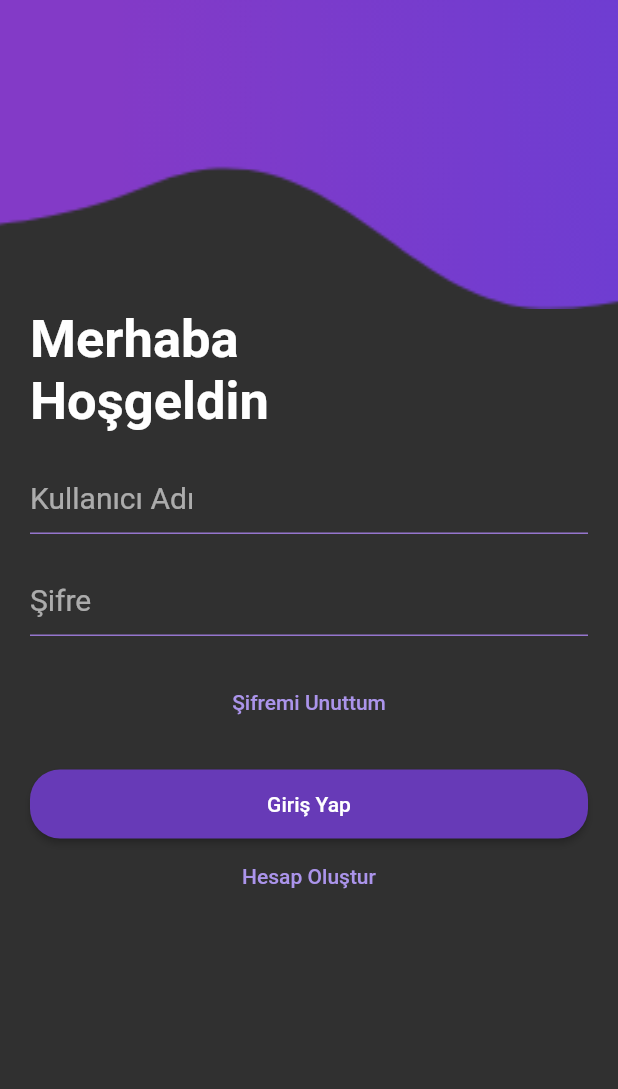
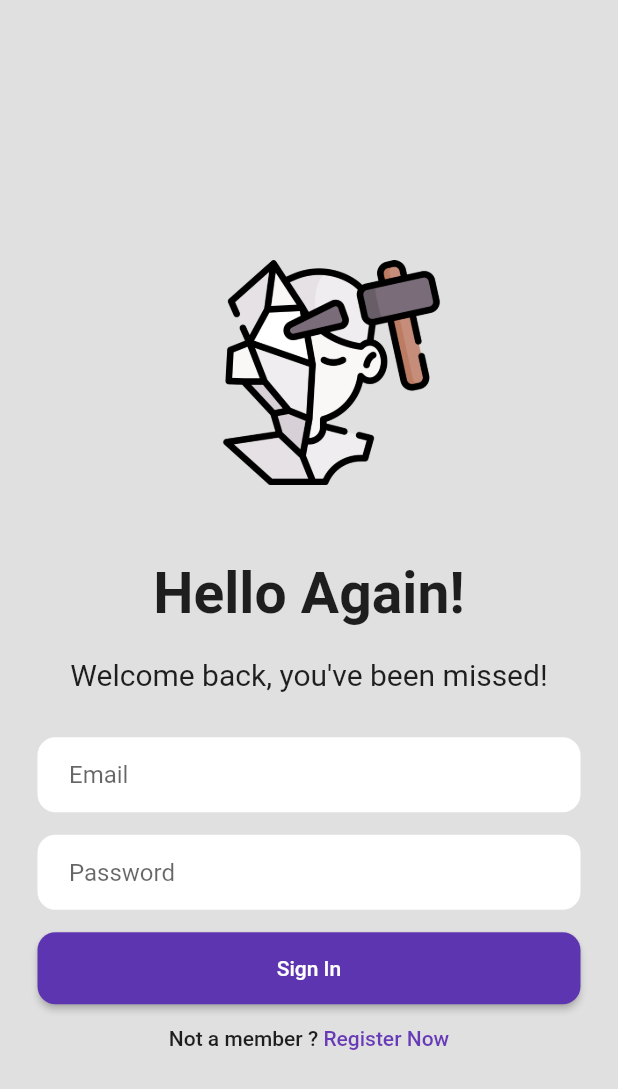
Before and after one commit to Deniz000/FirstFlutterSteps, a Flutter app: the screen it shows after launch, on a phone screen of 412 x 824 dp. Shown: the top 1089 px of the screen. Run offline on Flutter 3.47's test engine with Material 2 defaults, Android fonts, the phone set to English and light mode, and no system bars; missing offline and left inert: dart:ffi.

Commit message:
second login

```diff
--- /dev/null
+++ b/lib/login/login2.dart
@@ -0,0 +1,160 @@
+import 'package:flutter/material.dart';
+
+class LoginPageTwo extends StatefulWidget {
+  const LoginPageTwo({super.key});
+
+  @override
+  State<LoginPageTwo> createState() => _LoginPageTwoState();
+}
+
+class _LoginPageTwoState extends State<LoginPageTwo> {
+  @override
+  Widget build(BuildContext context) {
+    return Scaffold(
+      backgroundColor: Colors.grey[300],
+      body: Padding(
+        padding: EdgeInsets.symmetric(horizontal: _ProjectPaddings.horizontal) +
+            const EdgeInsets.only(top: 50),
+        child: Center(
+          child: Column(
+            mainAxisAlignment: MainAxisAlignment.center,
+            children: [
+              Padding(
+                padding: const EdgeInsets.only(left: 30),
+                child: SizedBox(
+                  height: 150,
+                  child: Image.asset('assets/png/sculpture.png'),
+                ),
+              ),
+              const SizedBox(
+                height: 50,
+              ),
+              //hello again!
+              _TextWidget(
+                message: 'Hello Again!',
+                size: 38,
+                font: FontWeight.bold,
+              ),
+              const SizedBox(
+                height: 20,
+              ),
+              _TextWidget(
+                message: 'Welcome back, you\'ve been missed!',
+                size: 20,
+              ),
+              const SizedBox(
+                height: 30,
+              ),
+              _TextField(
+                hint: 'Email',
+                obscureText: false,
+              ),
+              _SizeBoxValue(),
+              _TextField(
+                hint: 'Password',
+                obscureText: true,
+              ),
+              _SizeBoxValue(),
+              _ButtonTheme(text: 'Sign In'),
+              //Strings can also be split,
+              _SizeBoxValue(),
+              Row(
+                mainAxisAlignment: MainAxisAlignment.center,
+                children: [
+                  _SomeText(text: 'Not a member ? '),
+                  _SomeText(
+                    text: 'Register Now',
+                    textColor: Colors.deepPurple,
+                  )
+                ],
+              ),
+            ],
+          ),
+        ),
+      ),
+    );
+  }
+
+  SizedBox _SizeBoxValue() => SizedBox(
+        height: 15,
+      );
+}
+
+class _SomeText extends StatelessWidget {
+  _SomeText({Key? key, required this.text, this.textColor}) : super(key: key);
+  String text;
+  Color? textColor;
+  @override
+  Widget build(BuildContext context) {
+    return Text(
+      text,
+      style: TextStyle(color: textColor, fontWeight: FontWeight.w500),
+    );
+  }
+}
+
+class _ButtonTheme extends StatelessWidget {
+  _ButtonTheme({Key? key, required this.text}) : super(key: key);
+  String text;
+
+  @override
+  Widget build(BuildContext context) {
+    return Container(
+      width: MediaQuery.of(context).size.width,
+      child: ElevatedButton(
+        style: ElevatedButton.styleFrom(
+            backgroundColor: Colors.deepPurple.shade600,
+            shape: RoundedRectangleBorder(
+              borderRadius: BorderRadius.circular(12),
+            )),
+        onPressed: () {},
+        child: Padding(
+          padding: const EdgeInsets.symmetric(vertical: 16),
+          child: Text(text),
+        ),
+      ),
+    );
+  }
+}
+
+class _ProjectPaddings {
+  static double horizontal = 25;
+}
+
+class _TextField extends StatelessWidget {
+  _TextField({Key? key, required this.hint, required this.obscureText})
+      : super(key: key);
+  String hint;
+  bool obscureText;
+  @override
+  Widget build(BuildContext context) {
+    return Container(
+      decoration: BoxDecoration(
+          color: Colors.white,
+          borderRadius: BorderRadius.circular(12),
+          border: Border.all(color: Colors.white)),
+      child: Padding(
+        padding: const EdgeInsets.symmetric(horizontal: 20),
+        child: TextField(
+          obscureText: obscureText,
+          decoration: InputDecoration(border: InputBorder.none, hintText: hint),
+        ),
+      ),
+    );
+  }
+}
+
+class _TextWidget extends StatelessWidget {
+  _TextWidget({Key? key, required this.message, required this.size, this.font})
+      : super(key: key);
+  String message;
+  double size;
+  FontWeight? font;
+  @override
+  Widget build(BuildContext context) {
+    return Text(
+      message,
+      style: TextStyle(fontWeight: font, fontSize: size),
+    );
+  }
+}
--- a/lib/main.dart
+++ b/lib/main.dart
@@ -1,6 +1,7 @@
 import 'package:flutter/material.dart';
 
 import 'login/login.dart';
+import 'login/login2.dart';
 
 void main() {
   runApp(const MyApp());
@@ -13,8 +14,9 @@ class MyApp extends StatelessWidget {
   Widget build(BuildContext context) {
     return MaterialApp(
       title: 'Flutter Demo',
-      theme: ThemeData.dark(),
-      home: const LoginPage(),
+      // light for some projects, dark for some projects
+      theme: ThemeData.light(),
+      home: const LoginPageTwo(),
     );
   }
 }
```
Also changed, not shown: assets/png/sculpture.png (added).
